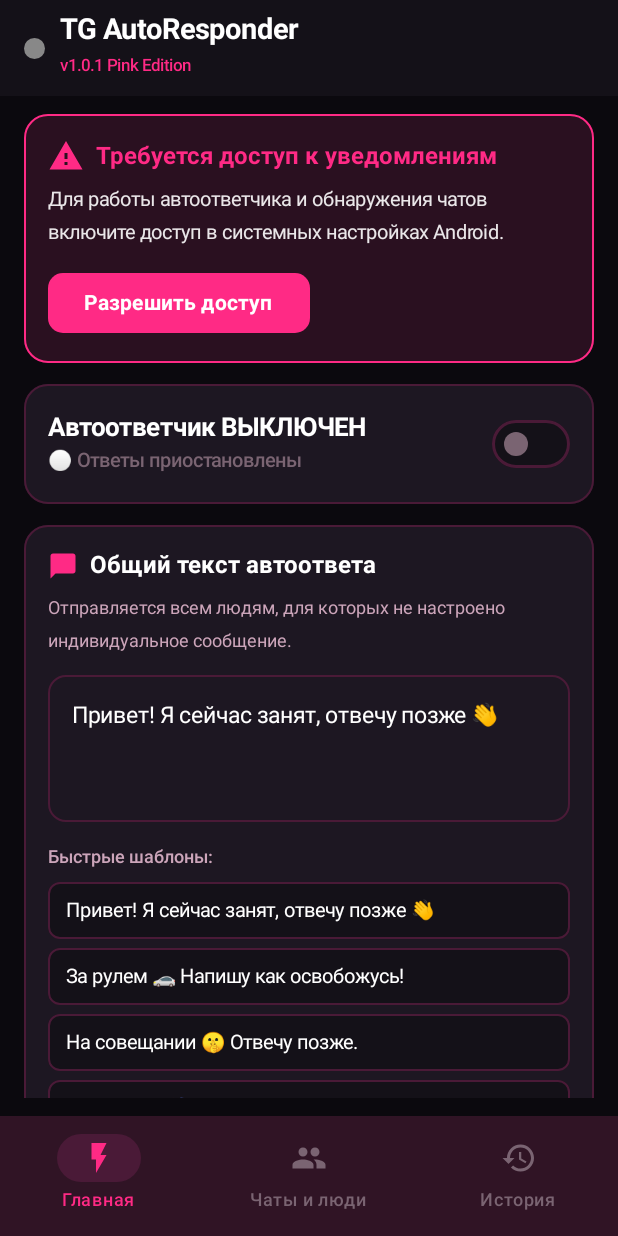
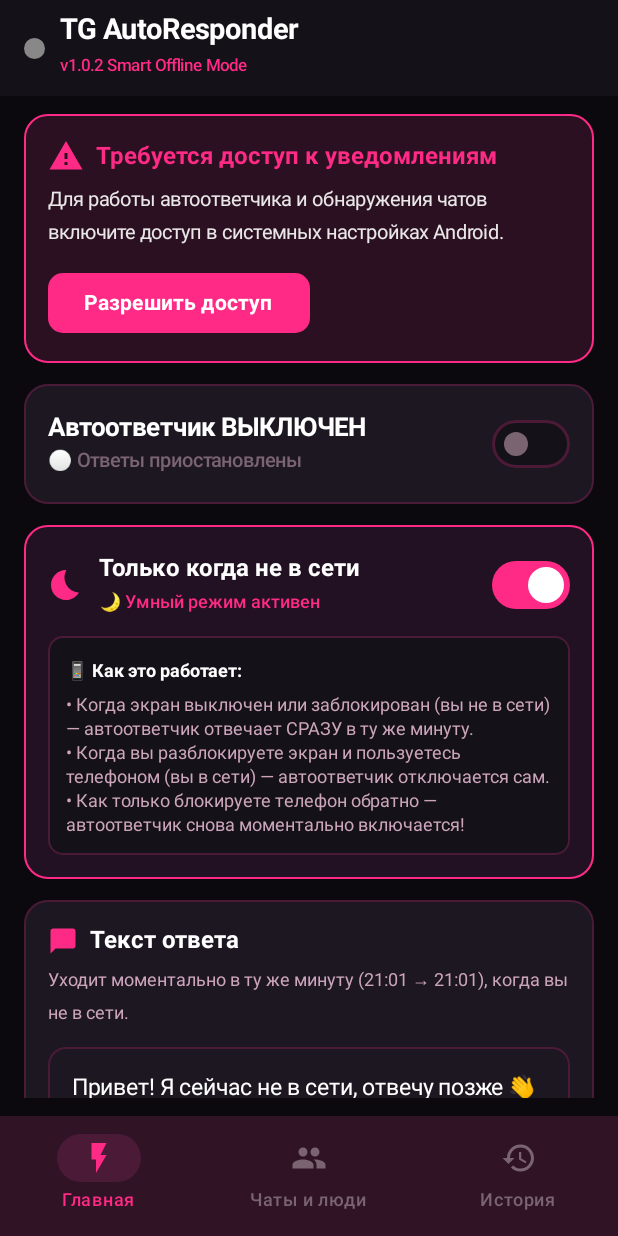
Before and after one commit to avtotronix/TGAutoResponder, an Android app built with Jetpack Compose: the screen it shows after launch (MainActivity), after a tap on "Разрешить доступ", on a phone screen of 412 x 824 dp. Run offline under Robolectric (Android 15) with nearby library versions, the phone set to English and light mode, and no system bars.

Commit message:
Release v1.0.2: Smart offline mode (only reply when away, auto-disable when online, auto-resume when offline) and instant response

```diff
--- a/app/build.gradle.kts
+++ b/app/build.gradle.kts
@@ -11,8 +11,8 @@ android {
         applicationId = "com.tgautoresponder.app"
         minSdk = 26
         targetSdk = 34
-        versionCode = 2
-        versionName = "1.0.1"
+        versionCode = 3
+        versionName = "1.0.2"
 
         testInstrumentationRunner = "androidx.test.runner.AndroidJUnitRunner"
         vectorDrawables {
--- a/app/src/main/java/com/tgautoresponder/app/MainActivity.kt
+++ b/app/src/main/java/com/tgautoresponder/app/MainActivity.kt
@@ -41,7 +41,7 @@ class MainActivity : ComponentActivity() {
     private lateinit var prefs: PreferencesManager
     private val contactsUpdateReceiver = object : BroadcastReceiver() {
         override fun onReceive(context: Context?, intent: Intent?) {
-            // Handled via state trigger
+            // Live broadcast
         }
     }
 
@@ -82,8 +82,9 @@ class MainActivity : ComponentActivity() {
 fun MainScreen(prefs: PreferencesManager) {
     val context = LocalContext.current
 
-    var selectedTab by remember { mutableIntStateOf(0) } // 0: Главная, 1: Чаты, 2: История
+    var selectedTab by remember { mutableIntStateOf(0) }
     var isEnabled by remember { mutableStateOf(prefs.isEnabled) }
+    var onlyWhenOffline by remember { mutableStateOf(prefs.onlyWhenOffline) }
     var replyText by remember { mutableStateOf(prefs.replyText) }
     var cooldownMinutes by remember { mutableIntStateOf(prefs.cooldownMinutes) }
     var hasPermission by remember { mutableStateOf(checkNotificationAccess(context)) }
@@ -94,13 +95,13 @@ fun MainScreen(prefs: PreferencesManager) {
     var showAddDialog by remember { mutableStateOf(false) }
 
     val templates = listOf(
-        "Привет! Я сейчас занят, отвечу позже 👋",
+        "Привет! Я сейчас не в сети, отвечу позже 👋",
         "За рулем 🚗 Напишу как освобожусь!",
-        "На совещании 🤫 Отвечу позже.",
-        "Уже сплю 😴 Завтра свяжемся!"
+        "На совещании 🤫 Скоро свяжемся.",
+        "Уже сплю 😴 Завтра отвечу!"
     )
 
-    val cooldownOptions = listOf(1, 5, 10, 30, 60)
+    val cooldownOptions = listOf(0, 1, 5, 15, 60)
 
     Scaffold(
         containerColor = BgBlack,
@@ -124,7 +125,7 @@ fun MainScreen(prefs: PreferencesManager) {
                                 fontSize = 19.sp
                             )
                             Text(
-                                text = "v1.0.1 Pink Edition",
+                                text = "v1.0.2 Smart Offline Mode",
                                 color = NeonPink,
                                 fontSize = 11.sp,
                                 fontWeight = FontWeight.SemiBold
@@ -233,6 +234,17 @@ fun MainScreen(prefs: PreferencesManager) {
                             )
                         }
 
+                        // Offline smart mode card
+                        item {
+                            OfflineModeCard(
+                                onlyWhenOffline = onlyWhenOffline,
+                                onToggle = { newValue ->
+                                    onlyWhenOffline = newValue
+                                    prefs.onlyWhenOffline = newValue
+                                }
+                            )
+                        }
+
                         // Global reply text editor
                         item {
                             Card(
@@ -252,16 +264,16 @@ fun MainScreen(prefs: PreferencesManager) {
                                         )
                                         Spacer(modifier = Modifier.width(8.dp))
                                         Text(
-                                            text = "Общий текст автоответа",
+                                            text = "Текст ответа",
                                             fontWeight = FontWeight.Bold,
                                             color = TextWhite,
                                             fontSize = 16.sp
                                         )
                                     }
 
-                                    Spacer(modifier = Modifier.height(6.dp))
+                                    Spacer(modifier = Modifier.height(4.dp))
                                     Text(
-                                        text = "Отправляется всем людям, для которых не настроено индивидуальное сообщение.",
+                                        text = "Уходит моментально в ту же минуту (21:01 → 21:01), когда вы не в сети.",
                                         fontSize = 12.sp,
                                         color = TextPinkMuted
                                     )
@@ -324,7 +336,7 @@ fun MainScreen(prefs: PreferencesManager) {
                             }
                         }
 
-                        // Cooldown card
+                        // Cooldown / speed card
                         item {
                             Card(
                                 shape = RoundedCornerShape(16.dp),
@@ -336,14 +348,14 @@ fun MainScreen(prefs: PreferencesManager) {
                                 Column(modifier = Modifier.padding(16.dp)) {
                                     Row(verticalAlignment = Alignment.CenterVertically) {
                                         Icon(
-                                            imageVector = Icons.Default.Timer,
+                                            imageVector = Icons.Default.Bolt,
                                             contentDescription = null,
                                             tint = NeonPink,
                                             modifier = Modifier.size(20.dp)
                                         )
                                         Spacer(modifier = Modifier.width(8.dp))
                                         Text(
-                                            text = "Интервал повтора (Кулдаун)",
+                                            text = "Скорость и интервал ответов",
                                             fontWeight = FontWeight.Bold,
                                             color = TextWhite,
                                             fontSize = 16.sp
@@ -352,9 +364,9 @@ fun MainScreen(prefs: PreferencesManager) {
 
                                     Spacer(modifier = Modifier.height(4.dp))
                                     Text(
-                                        text = "Не спамить: отвечать одному человеку не чаще раза в:",
+                                        text = if (cooldownMinutes == 0) "⚡ Мгновенный ответ на каждое входящее сообщение (21:01 → 21:01)" else "Отвечать одному человеку не чаще, чем раз в $cooldownMinutes мин.",
                                         fontSize = 12.sp,
-                                        color = TextPinkMuted
+                                        color = if (cooldownMinutes == 0) NeonPink else TextPinkMuted
                                     )
 
                                     Spacer(modifier = Modifier.height(12.dp))
@@ -365,23 +377,24 @@ fun MainScreen(prefs: PreferencesManager) {
                                     ) {
                                         cooldownOptions.forEach { minutes ->
                                             val selected = cooldownMinutes == minutes
+                                            val label = if (minutes == 0) "Сразу ⚡" else "${minutes}м"
                                             Box(
                                                 modifier = Modifier
                                                     .clip(RoundedCornerShape(10.dp))
                                                     .background(if (selected) NeonPink else SurfaceBlack)
                                                     .border(1.dp, if (selected) HotPink else BorderPink, RoundedCornerShape(10.dp))
-                                                    .clickable {
-                                                        cooldownMinutes = minutes
-                                                        prefs.cooldownMinutes = minutes
-                                                    }
-                                                    .padding(horizontal = 14.dp, vertical = 10.dp),
+                                                .clickable {
+                                                    cooldownMinutes = minutes
+                                                    prefs.cooldownMinutes = minutes
+                                                }
+                                                .padding(horizontal = 10.dp, vertical = 10.dp),
                                                 contentAlignment = Alignment.Center
                                             ) {
                                                 Text(
-                                                    text = "${minutes}м",
+                                                    text = label,
                                                     fontWeight = FontWeight.Bold,
                                                     color = if (selected) Color.White else TextPinkMuted,
-                                                    fontSize = 14.sp
+                                                    fontSize = 13.sp
                                                 )
                                             }
                                         }
@@ -393,7 +406,7 @@ fun MainScreen(prefs: PreferencesManager) {
                 }
 
                 1 -> {
-                    // TAB 2: ЧАТЫ И ЛЮДИ (Персональная настройка)
+                    // TAB 2: ЧАТЫ И ЛЮДИ
                     LazyColumn(
                         modifier = Modifier
                             .fillMaxSize()
@@ -422,7 +435,7 @@ fun MainScreen(prefs: PreferencesManager) {
                                                 fontSize = 17.sp
                                             )
                                             Text(
-                                                text = "Каналы и группы автоматически исключены.",
+                                                text = "Каналы и группы исключены",
                                                 color = NeonPink,
                                                 fontSize = 12.sp
                                             )
@@ -442,7 +455,7 @@ fun MainScreen(prefs: PreferencesManager) {
 
                                     Spacer(modifier = Modifier.height(8.dp))
                                     Text(
-                                        text = "Чаты появляются автоматически, когда люди пишут вам. Вы можете настроить особое сообщение для любого контакта или полностью выключить автоответ для него.",
+                                        text = "Вы можете настроить персональное сообщение для отдельного человека или отключить автоответ для него.",
                                         fontSize = 12.sp,
                                         color = TextPinkMuted,
                                         lineHeight = 16.sp
@@ -482,7 +495,7 @@ fun MainScreen(prefs: PreferencesManager) {
                                         )
                                         Spacer(modifier = Modifier.height(6.dp))
                                         Text(
-                                            text = "Как только вам напишет первый человек в Telegram, он появится здесь. Либо добавьте контакт вручную кнопкой «+ Контакт».",
+                                            text = "Когда вам напишет человек в Telegram (пока вы не в сети), он автоматически появится здесь.",
                                             color = TextPinkMuted,
                                             fontSize = 13.sp,
                                             textAlign = androidx.compose.ui.text.style.TextAlign.Center
@@ -600,6 +613,91 @@ fun MainScreen(prefs: PreferencesManager) {
 }
 
 @Composable
+fun OfflineModeCard(onlyWhenOffline: Boolean, onToggle: (Boolean) -> Unit) {
+    Card(
+        shape = RoundedCornerShape(16.dp),
+        colors = CardDefaults.cardColors(
+            containerColor = if (onlyWhenOffline) Color(0xFF221122) else CardBlack
+        ),
+        modifier = Modifier
+            .fillMaxWidth()
+            .border(
+                1.dp,
+                if (onlyWhenOffline) NeonPink else BorderPink,
+                RoundedCornerShape(16.dp)
+            )
+    ) {
+        Column(modifier = Modifier.padding(16.dp)) {
+            Row(
+                modifier = Modifier.fillMaxWidth(),
+                horizontalArrangement = Arrangement.SpaceBetween,
+                verticalAlignment = Alignment.CenterVertically
+            ) {
+                Row(verticalAlignment = Alignment.CenterVertically, modifier = Modifier.weight(1f)) {
+                    Icon(
+                        imageVector = Icons.Default.Bedtime,
+                        contentDescription = null,
+                        tint = NeonPink,
+                        modifier = Modifier.size(24.dp)
+                    )
+                    Spacer(modifier = Modifier.width(10.dp))
+                    Column {
+                        Text(
+                            text = "Только когда не в сети",
+                            fontWeight = FontWeight.Bold,
+                            color = TextWhite,
+                            fontSize = 16.sp
+                        )
+                        Text(
+                            text = if (onlyWhenOffline) "🌙 Умный режим активен" else "⚪ Отвечать всегда",
+                            color = if (onlyWhenOffline) NeonPink else TextDarkMuted,
+                            fontSize = 12.sp,
+                            fontWeight = FontWeight.SemiBold
+                        )
+                    }
+                }
+
+                Switch(
+                    checked = onlyWhenOffline,
+                    onCheckedChange = onToggle,
+                    colors = SwitchDefaults.colors(
+                        checkedThumbColor = TextWhite,
+                        checkedTrackColor = NeonPink,
+                        uncheckedThumbColor = TextDarkMuted,
+                        uncheckedTrackColor = SurfaceBlack
+                    )
+                )
+            }
+
+            Spacer(modifier = Modifier.height(10.dp))
+
+            Surface(
+                color = SurfaceBlack,
+                shape = RoundedCornerShape(10.dp),
+                border = androidx.compose.foundation.BorderStroke(1.dp, BorderPink),
+                modifier = Modifier.fillMaxWidth()
+            ) {
+                Column(modifier = Modifier.padding(12.dp)) {
+                    Text(
+                        text = "📱 Как это работает:",
+                        fontWeight = FontWeight.Bold,
+                        color = TextWhite,
+                        fontSize = 12.sp
+                    )
+                    Spacer(modifier = Modifier.height(4.dp))
+                    Text(
+                        text = "• Когда экран выключен или заблокирован (вы не в сети) — автоответчик отвечает СРАЗУ в ту же минуту.\n• Когда вы разблокируете экран и пользуетесь телефоном (вы в сети) — автоответчик отключается сам.\n• Как только блокируете телефон обратно — автоответчик снова моментально включается!",
+                        color = TextPinkMuted,
+                        fontSize = 12.sp,
+                        lineHeight = 16.sp
+                    )
+                }
+            }
+        }
+    }
+}
+
+@Composable
 fun ContactItemCard(
     contact: ContactConfig,
     onToggle: (Boolean) -> Unit,
@@ -625,7 +723,6 @@ fun ContactItemCard(
                 .padding(14.dp),
             verticalAlignment = Alignment.CenterVertically
         ) {
-            // Avatar with initial letter
             Box(
                 modifier = Modifier
                     .size(44.dp)
@@ -679,7 +776,6 @@ fun ContactItemCard(
                 }
             }
 
-            // Quick Toggle
             Switch(
                 checked = contact.isEnabled,
                 onCheckedChange = onToggle,
@@ -888,7 +984,7 @@ fun StatusToggleCard(isEnabled: Boolean, onToggle: (Boolean) -> Unit) {
                     fontSize = 17.sp
                 )
                 Text(
-                    text = if (isEnabled) "🟢 Отвечает на входящие личные чаты" else "⚪ Ответы приостановлены",
+                    text = if (isEnabled) "🟢 Служба активна" else "⚪ Ответы приостановлены",
                     color = if (isEnabled) NeonPink else TextDarkMuted,
                     fontSize = 13.sp,
                     fontWeight = FontWeight.Medium
--- a/app/src/main/java/com/tgautoresponder/app/data/PreferencesManager.kt
+++ b/app/src/main/java/com/tgautoresponder/app/data/PreferencesManager.kt
@@ -13,12 +13,16 @@ class PreferencesManager(context: Context) {
         get() = prefs.getBoolean(KEY_IS_ENABLED, false)
         set(value) = prefs.edit().putBoolean(KEY_IS_ENABLED, value).apply()
 
+    var onlyWhenOffline: Boolean
+        get() = prefs.getBoolean(KEY_ONLY_WHEN_OFFLINE, true)
+        set(value) = prefs.edit().putBoolean(KEY_ONLY_WHEN_OFFLINE, value).apply()
+
     var replyText: String
-        get() = prefs.getString(KEY_REPLY_TEXT, "Привет! Я сейчас занят, отвечу позже 👋") ?: ""
+        get() = prefs.getString(KEY_REPLY_TEXT, "Привет! Я сейчас не в сети, отвечу позже 👋") ?: ""
         set(value) = prefs.edit().putString(KEY_REPLY_TEXT, value).apply()
 
     var cooldownMinutes: Int
-        get() = prefs.getInt(KEY_COOLDOWN, 10)
+        get() = prefs.getInt(KEY_COOLDOWN, 0)
         set(value) = prefs.edit().putInt(KEY_COOLDOWN, value).apply()
 
     fun addLog(entry: String) {
@@ -108,7 +112,6 @@ class PreferencesManager(context: Context) {
             persistContacts(contacts)
             true
         } else {
-            // Update lastMessageTime
             val existing = contacts[existingIndex]
             contacts[existingIndex] = existing.copy(lastMessageTime = System.currentTimeMillis())
             persistContacts(contacts)
@@ -149,6 +152,7 @@ class PreferencesManager(context: Context) {
 
     companion object {
         private const val KEY_IS_ENABLED = "is_enabled"
+        private const val KEY_ONLY_WHEN_OFFLINE = "only_when_offline"
         private const val KEY_REPLY_TEXT = "reply_text"
         private const val KEY_COOLDOWN = "cooldown_minutes"
         private const val KEY_CONTACTS_JSON = "contacts_list_json"
--- a/app/src/main/java/com/tgautoresponder/app/service/TelegramNotificationService.kt
+++ b/app/src/main/java/com/tgautoresponder/app/service/TelegramNotificationService.kt
@@ -1,10 +1,13 @@
 package com.tgautoresponder.app.service
 
+import android.app.KeyguardManager
 import android.app.Notification
 import android.app.PendingIntent
 import android.app.RemoteInput
+import android.content.Context
 import android.content.Intent
 import android.os.Bundle
+import android.os.PowerManager
 import android.service.notification.NotificationListenerService
 import android.service.notification.StatusBarNotification
 import android.util.Log
@@ -78,6 +81,23 @@ class TelegramNotificationService : NotificationListenerService() {
 
         if (!prefs.isEnabled) return
 
+        // --- CHECK IF USER IS ONLINE OR OFFLINE ---
+        if (prefs.onlyWhenOffline) {
+            val powerManager = getSystemService(Context.POWER_SERVICE) as? PowerManager
+            val keyguardManager = getSystemService(Context.KEYGUARD_SERVICE) as? KeyguardManager
+
+            val isScreenInteractive = powerManager?.isInteractive == true
+            val isDeviceLocked = keyguardManager?.isKeyguardLocked == true
+
+            // User is considered online if screen is ON and device is NOT locked
+            val isUserOnline = isScreenInteractive && !isDeviceLocked
+
+            if (isUserOnline) {
+                Log.d(TAG, "User is currently ONLINE (screen is on & unlocked). Auto-reply is paused.")
+                return
+            }
+        }
+
         // Check if auto-reply is enabled for this specific contact
         val replyMessage = prefs.getReplyMessageFor(senderName)
         if (replyMessage == null) {
@@ -86,13 +106,20 @@ class TelegramNotificationService : NotificationListenerService() {
         }
 
         // Check cooldown
-        val cooldownMs = prefs.cooldownMinutes * 60 * 1000L
         val now = System.currentTimeMillis()
         val lastReplied = lastReplyTimeMap[senderName] ?: 0L
 
-        if (now - lastReplied < cooldownMs) {
-            Log.d(TAG, "Skipping $senderName due to cooldown. Last replied: $lastReplied")
-            return
+        if (prefs.cooldownMinutes > 0) {
+            val cooldownMs = prefs.cooldownMinutes * 60 * 1000L
+            if (now - lastReplied < cooldownMs) {
+                Log.d(TAG, "Skipping $senderName due to cooldown. Last replied: $lastReplied")
+                return
+            }
+        } else {
+            // Instant reply mode: 5-second anti-duplicate guard for identical broadcasts
+            if (now - lastReplied < 5000L) {
+                return
+            }
         }
 
         // Search for Reply action with RemoteInput
@@ -102,14 +129,17 @@ class TelegramNotificationService : NotificationListenerService() {
         }
 
         try {
+            // Send reply immediately
             sendAutoReply(action.actionIntent, remoteInput, replyMessage)
             lastReplyTimeMap[senderName] = now
 
             val timeFormat = SimpleDateFormat("HH:mm", Locale.getDefault())
             val isCustom = prefs.getContacts().find { it.name.equals(senderName, ignoreCase = true) }?.customMessage?.isNotBlank() == true
-            val tag = if (isCustom) " (персонально)" else ""
-            prefs.addLog("✅ $senderName$tag в ${timeFormat.format(Date())}: $replyMessage")
-            Log.d(TAG, "Successfully replied to $senderName")
+            val customTag = if (isCustom) " (персонально)" else ""
+            val offlineTag = if (prefs.onlyWhenOffline) " 🌙" else ""
+
+            prefs.addLog("⚡ $senderName$customTag$offlineTag в ${timeFormat.format(Date())}: $replyMessage")
+            Log.d(TAG, "Successfully replied instantly to $senderName")
         } catch (e: Exception) {
             Log.e(TAG, "Error sending auto-reply", e)
         }
@@ -119,7 +149,7 @@ class TelegramNotificationService : NotificationListenerService() {
         val notification = sbn.notification ?: return null
         val extras = notification.extras ?: return null
 
-        // Filter out groups: Android flags group conversations in extras
+        // Filter out groups
         if (extras.getBoolean(Notification.EXTRA_IS_GROUP_CONVERSATION, false)) {
             return null
         }
@@ -134,14 +164,13 @@ class TelegramNotificationService : NotificationListenerService() {
             return null
         }
 
-        // Check if this notification has a reply action (channels do NOT have reply actions!)
+        // Channels do NOT have reply actions
         if (findReplyAction(notification) == null) {
             return null
         }
 
-        // Filter group-like title structures (e.g. "Group Name (3 messages)" or "Group: User")
+        // Filter group-like title structures
         if (title.contains(":") && title.indexOf(":") < 15) {
-            // Group notifications often prepend group title
             return null
         }
 
```
Also changed, not shown: 2 other files.
